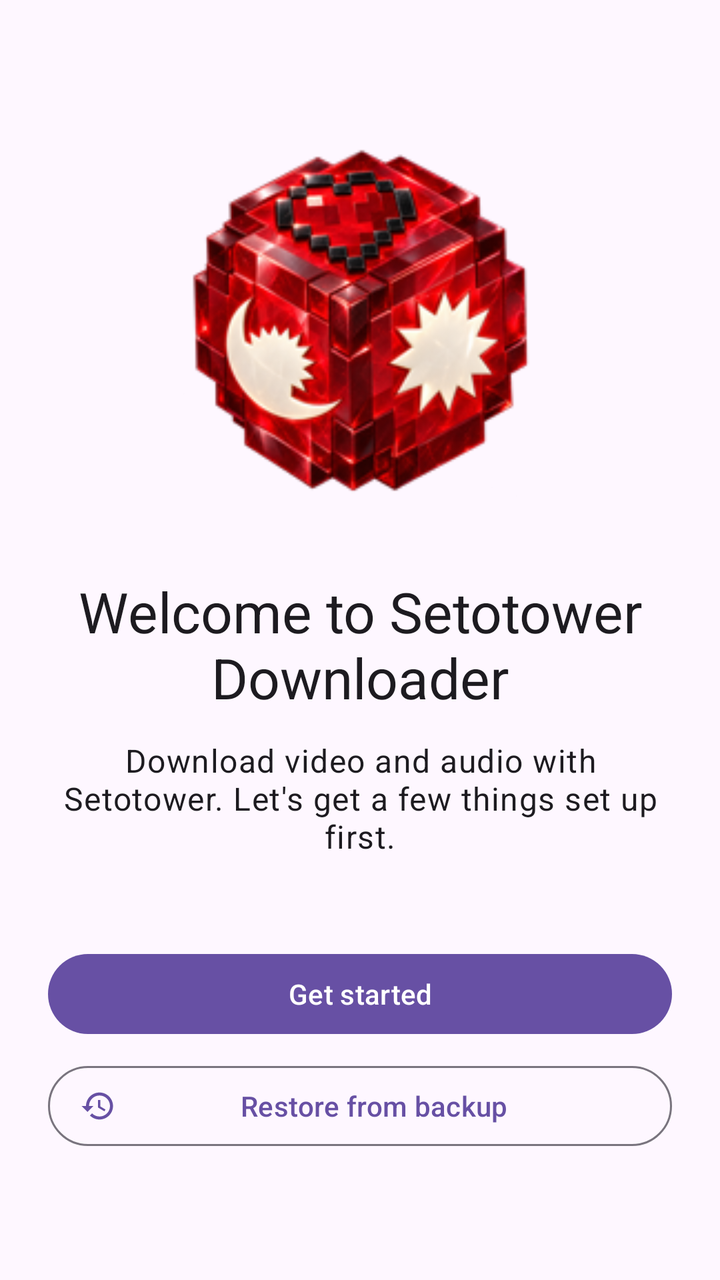
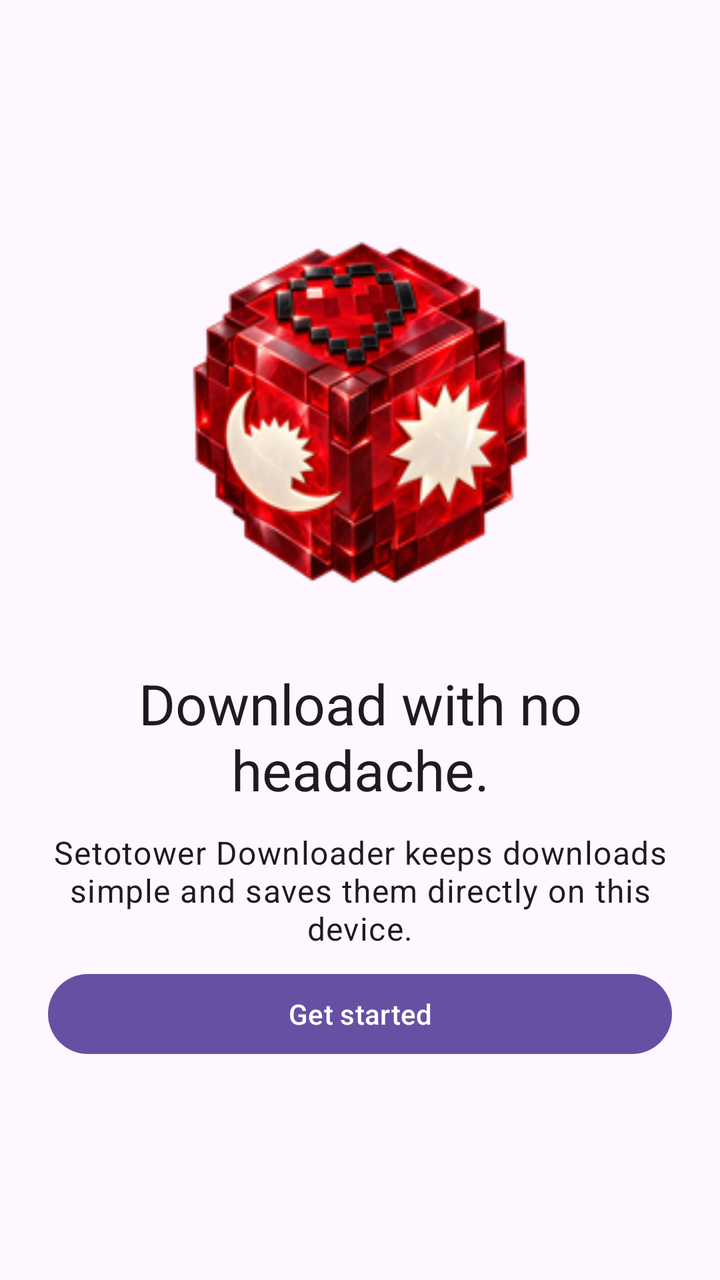

The first picture is an Android layout as it rendered before a commit; the second is the same layout after the commit. The layout source and the unified diff follow.
<!-- AndroidManifest.xml: application theme BaseTheme -->
<!-- res/layout/fragment_welcome_intro.xml -->
<?xml version="1.0" encoding="utf-8"?>
<ScrollView xmlns:android="http://schemas.android.com/apk/res/android"
    xmlns:app="http://schemas.android.com/apk/res-auto"
    android:layout_width="match_parent"
    android:layout_height="match_parent"
    android:fillViewport="true">

    <LinearLayout
        android:layout_width="match_parent"
        android:layout_height="wrap_content"
        android:gravity="center"
        android:minHeight="400dp"
        android:orientation="vertical"
        android:padding="24dp">

        <ImageView
            android:layout_width="200dp"
            android:layout_height="200dp"
            android:contentDescription="@null"
            android:importantForAccessibility="no"
            android:scaleType="fitCenter"
            android:src="@drawable/setotower_mark" />

        <TextView
            android:layout_width="wrap_content"
            android:layout_height="wrap_content"
            android:layout_marginTop="24dp"
            android:gravity="center"
            android:text="@string/welcome_title"
            android:textAppearance="?attr/textAppearanceHeadlineMedium" />

        <TextView
            android:layout_width="wrap_content"
            android:layout_height="wrap_content"
            android:layout_marginTop="12dp"
            android:gravity="center"
            android:text="@string/welcome_subtitle"
            android:textAppearance="?attr/textAppearanceBodyLarge" />

        <com.google.android.material.progressindicator.LinearProgressIndicator
            android:id="@+id/restore_progress"
            android:layout_width="match_parent"
            android:layout_height="wrap_content"
            android:layout_marginTop="32dp"
            android:indeterminate="true"
            android:visibility="invisible" />

        <com.google.android.material.button.MaterialButton
            android:id="@+id/get_started"
            android:layout_width="match_parent"
            android:layout_height="wrap_content"
            android:layout_marginTop="8dp"
            android:text="@string/welcome_get_started" />

        <com.google.android.material.button.MaterialButton
            android:id="@+id/restore_backup"
            style="@style/Widget.Material3.Button.OutlinedButton.Icon"
            android:layout_width="match_parent"
            android:layout_height="wrap_content"
            android:layout_marginTop="8dp"
            android:text="@string/welcome_restore_backup"
            app:icon="@drawable/ic_restore" />
    </LinearLayout>
</ScrollView>
<!-- resources referenced by this layout -->
<resources>
  <!-- drawable ic_restore (drawable) -->
  <vector android:height="24dp"
      android:viewportHeight="24" android:viewportWidth="24"
      android:width="24dp" xmlns:android="http://schemas.android.com/apk/res/android">
      <path android:fillColor="?android:textColorPrimary" android:pathData="M13,3c-4.97,0 -9,4.03 -9,9L1,12l3.89,3.89 0.07,0.14L9,12L6,12c0,-3.87 3.13,-7 7,-7s7,3.13 7,7 -3.13,7 -7,7c-1.93,0 -3.68,-0.79 -4.94,-2.06l-1.42,1.42C8.27,19.99 10.51,21 13,21c4.97,0 9,-4.03 9,-9s-4.03,-9 -9,-9zM12,8v5l4.28,2.54 0.72,-1.21 -3.5,-2.08L13.5,8L12,8z"/>
  </vector>
  <!-- drawable setotower_mark: png bitmap (drawable-nodpi, 49876 bytes) -->
  <string name="welcome_get_started">Get started</string>
  <string name="welcome_restore_backup">Restore from backup</string>
  <string name="welcome_subtitle">Download video and audio with Setotower. Let\'s get a few things set up first.</string>
  <string name="welcome_title">Welcome to Setotower Downloader</string>
  <style name="BaseTheme" parent="Theme.Material3.Light.NoActionBar">
          <item name="viewInflaterClass">com.setotower.downloader.util.IncognitoViewInflater</item>
          <item name="android:windowLightStatusBar">?attr/isLightTheme</item>
          <item name="android:statusBarColor">@android:color/transparent</item>
          <item name="alertDialogTheme">@style/ThemeOverlay.Material3.MaterialAlertDialog</item>
          <item name="dialogCornerRadius">28dp</item>
          <item name="windowActionModeOverlay">true</item>
          <item name="actionBarTheme">@style/ThemeOverlay.Material3.Light</item>
          <item name="android:windowLightNavigationBar" tools:ignore="NewApi">true</item>
          <item name="switchPreferenceCompatStyle">@style/Preference.SwitchPreferenceCompat.Material3</item>
          <item name="snackbarStyle">@style/snackBarStyle</item>
          <item name="preferenceTheme">@style/PreferenceTheme</item>
          <item name="android:windowOptOutEdgeToEdgeEnforcement" tools:targetApi="35">true</item>
      </style>
  <style name="Preference.SwitchPreferenceCompat.Material3" parent="@style/Preference.SwitchPreferenceCompat.Material">
          <item name="widgetLayout">@layout/preferece_material_switch</item>
      </style>
  <style name="snackBarStyle" parent="@style/Widget.Material3.Snackbar">
          <item name="shapeAppearance">@style/ShapeAppearance.Material3.Corner.ExtraLarge</item>
          <item name="android:paddingStart">20dp</item>
          <item name="android:paddingEnd">20dp</item>
          <item name="maxLines">2</item>
          <item name="animationMode">slide</item>
      </style>
  <style name="PreferenceTheme" parent="PreferenceThemeOverlay">
          <item name="singleLineTitle">false</item>
      </style>
</resources>

<!-- the commit's change to res/layout/fragment_welcome_intro.xml (unified diff, before → after) -->
@@ -1,6 +1,5 @@
 <?xml version="1.0" encoding="utf-8"?>
 <ScrollView xmlns:android="http://schemas.android.com/apk/res/android"
-    xmlns:app="http://schemas.android.com/apk/res-auto"
     android:layout_width="match_parent"
     android:layout_height="match_parent"
     android:fillViewport="true">
@@ -37,14 +36,6 @@
             android:text="@string/welcome_subtitle"
             android:textAppearance="?attr/textAppearanceBodyLarge" />
 
-        <com.google.android.material.progressindicator.LinearProgressIndicator
-            android:id="@+id/restore_progress"
-            android:layout_width="match_parent"
-            android:layout_height="wrap_content"
-            android:layout_marginTop="32dp"
-            android:indeterminate="true"
-            android:visibility="invisible" />
-
         <com.google.android.material.button.MaterialButton
             android:id="@+id/get_started"
             android:layout_width="match_parent"
@@ -52,13 +43,5 @@
             android:layout_marginTop="8dp"
             android:text="@string/welcome_get_started" />
 
-        <com.google.android.material.button.MaterialButton
-            android:id="@+id/restore_backup"
-            style="@style/Widget.Material3.Button.OutlinedButton.Icon"
-            android:layout_width="match_parent"
-            android:layout_height="wrap_content"
-            android:layout_marginTop="8dp"
-            android:text="@string/welcome_restore_backup"
-            app:icon="@drawable/ic_restore" />
     </LinearLayout>
 </ScrollView>
<!-- resource entries referenced after the edit -->
@@ -1,16 +1,9 @@
 <!-- resources referenced by this layout -->
 <resources>
-  <!-- drawable ic_restore (drawable) -->
-  <vector android:height="24dp"
-      android:viewportHeight="24" android:viewportWidth="24"
-      android:width="24dp" xmlns:android="http://schemas.android.com/apk/res/android">
-      <path android:fillColor="?android:textColorPrimary" android:pathData="M13,3c-4.97,0 -9,4.03 -9,9L1,12l3.89,3.89 0.07,0.14L9,12L6,12c0,-3.87 3.13,-7 7,-7s7,3.13 7,7 -3.13,7 -7,7c-1.93,0 -3.68,-0.79 -4.94,-2.06l-1.42,1.42C8.27,19.99 10.51,21 13,21c4.97,0 9,-4.03 9,-9s-4.03,-9 -9,-9zM12,8v5l4.28,2.54 0.72,-1.21 -3.5,-2.08L13.5,8L12,8z"/>
-  </vector>
   <!-- drawable setotower_mark: png bitmap (drawable-nodpi, 49876 bytes) -->
   <string name="welcome_get_started">Get started</string>
-  <string name="welcome_restore_backup">Restore from backup</string>
-  <string name="welcome_subtitle">Download video and audio with Setotower. Let\'s get a few things set up first.</string>
-  <string name="welcome_title">Welcome to Setotower Downloader</string>
+  <string name="welcome_subtitle">Setotower Downloader keeps downloads simple and saves them directly on this device.</string>
+  <string name="welcome_title">Download with no headache.</string>
   <style name="BaseTheme" parent="Theme.Material3.Light.NoActionBar">
           <item name="viewInflaterClass">com.setotower.downloader.util.IncognitoViewInflater</item>
           <item name="android:windowLightStatusBar">?attr/isLightTheme</item>
